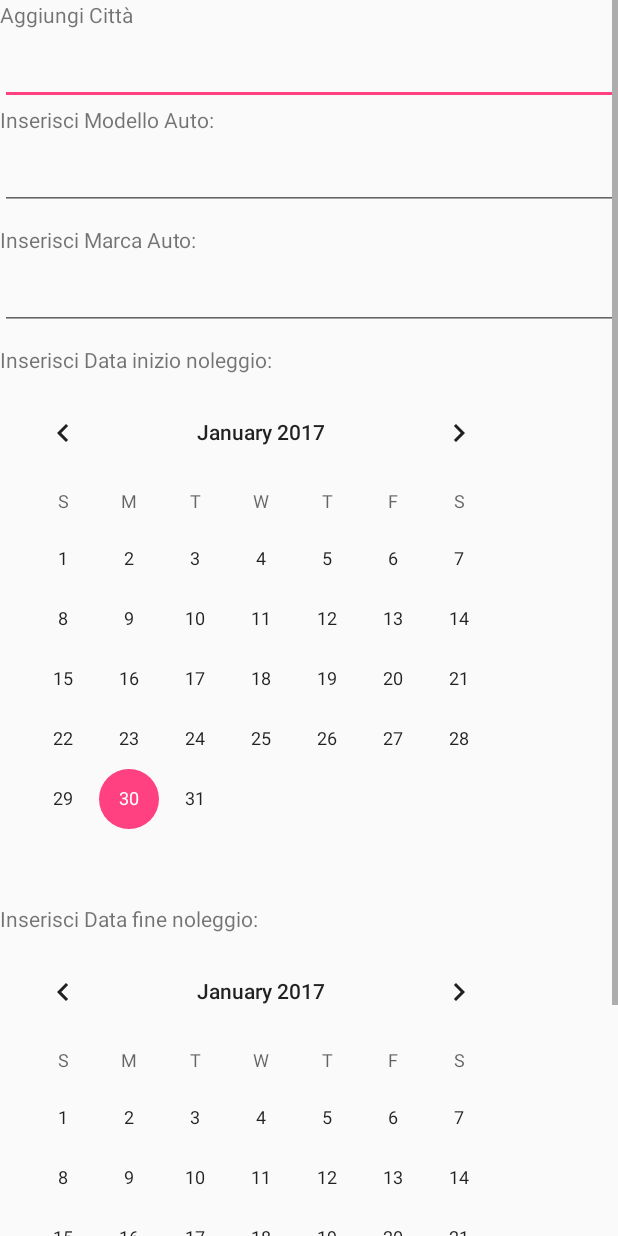
After one commit to Panarelli/RentMyCar, an Android app: the OfferActivity screen opened directly, with no data from a screen before it, on a phone screen of 412 x 824 dp. The commit adds this screen. Run offline under Robolectric (Android 15) with nearby library versions, the phone set to English and light mode, and no system bars.

Commit message:
Quasi finito layout

```diff
--- a/app/build.gradle
+++ b/app/build.gradle
@@ -2,7 +2,7 @@ apply plugin: 'com.android.application'
 
 android {
     compileSdkVersion 25
-    buildToolsVersion "25.1.0"
+    buildToolsVersion "25.0.2"
     defaultConfig {
         applicationId "android.vm.rentmycar"
         minSdkVersion 21
@@ -25,6 +25,7 @@ dependencies {
         exclude group: 'com.android.support', module: 'support-annotations'
     })
     compile 'com.android.support:appcompat-v7:25.1.0'
+
     testCompile 'junit:junit:4.12'
     compile 'com.google.android.gms:play-services-appindexing:8.4.0'
 }
--- a/app/src/main/AndroidManifest.xml
+++ b/app/src/main/AndroidManifest.xml
@@ -26,6 +26,8 @@
         <activity android:name=".RegistratiActivity"></activity>
         <activity android:name=".HomeActivity"></activity>
         <activity android:name=".SearchActivity"></activity>
+        <activity android:name=".OfferActivity"></activity>
+        <activity android:name=".ShowCars"></activity>
 
 
     </application>
--- /dev/null
+++ b/app/src/main/java/android/vm/rentmycar/OfferActivity.java
@@ -0,0 +1,51 @@
+package android.vm.rentmycar;
+
+import android.app.Activity;
+import android.content.Intent;
+import android.os.Bundle;
+import android.view.View;
+import android.widget.Button;
+import android.widget.CalendarView;
+import android.widget.EditText;
+
+import java.util.ArrayList;
+import java.util.Date;
+
+/**
+ * Created by panar on 28/01/2017.
+ */
+
+public class OfferActivity extends Activity {
+    Button inserisciAuto;
+    Activity activity=this;
+    ArrayList<String> cities;
+
+    protected void onCreate(Bundle savedInstanceState) {
+        super.onCreate(savedInstanceState);
+        setContentView(R.layout.activity_offer);
+
+      /*  Date currentdate= new Date();
+        int giorno=currentdate.getDay();
+        int mese= currentdate.getMonth();
+        int anno= currentdate.getYear();
+        String d=""+giorno+mese+anno;
+        long datacorrente= Long.parseLong(d);
+        CalendarView simpleCalendarView = (CalendarView) findViewById(R.id.cv_datainizionoleggio);
+        simpleCalendarView.setMinDate(datacorrente);*/
+        inserisciAuto = (Button) findViewById(R.id.bt_inserisciauto);
+        inserisciAuto.setOnClickListener(new View.OnClickListener() {
+            @Override
+            public void onClick(View view) {
+                cities= new ArrayList<String>();
+                EditText chosecity = (EditText) findViewById(R.id.etaggiungicitta);
+                String s= ""+chosecity.getText();
+                cities.add(s);
+                for(int i=0;i<cities.size();i++){
+                    System.out.println(cities.get(i));
+                }
+
+
+            }
+        });
+    }
+}
--- a/app/src/main/java/android/vm/rentmycar/RegistratiActivity.java
+++ b/app/src/main/java/android/vm/rentmycar/RegistratiActivity.java
@@ -2,7 +2,6 @@ package android.vm.rentmycar;
 
 import android.app.Activity;
 import android.content.Intent;
-import android.support.v7.app.AppCompatActivity;
 import android.os.Bundle;
 import android.widget.TextView;
 
--- /dev/null
+++ b/app/src/main/res/layout/activity_offer.xml
@@ -0,0 +1,106 @@
+<?xml version="1.0" encoding="utf-8"?>
+<ScrollView
+
+    xmlns:android="http://schemas.android.com/apk/res/android"
+    android:layout_width="match_parent"
+    android:layout_height="match_parent"
+    android:fillViewport="true">
+
+<LinearLayout xmlns:android="http://schemas.android.com/apk/res/android"
+    android:orientation="vertical" android:layout_width="match_parent"
+    android:layout_height="match_parent">
+
+    <TextView
+        android:id="@+id/tvaggiungicitta"
+        android:text="@string/citta"
+        android:layout_width="wrap_content"
+        android:layout_height="wrap_content"
+        android:layout_centerHorizontal="true"
+        />
+    <EditText
+        android:id="@+id/etaggiungicitta"
+        android:layout_width="match_parent"
+        android:layout_height="wrap_content"
+        android:layout_marginTop="5dp"
+        android:layout_below="@+id/tvaggiungicitta"
+        android:layout_alignParentStart="true"
+        />
+    <TextView
+        android:id="@+id/tvmodelloAuto"
+        android:text="@string/modello_auto"
+        android:layout_width="wrap_content"
+        android:layout_height="wrap_content"
+        android:layout_centerHorizontal="true"
+        />
+    <EditText
+        android:id="@+id/etmodelloAuto"
+        android:layout_width="match_parent"
+        android:layout_height="wrap_content"
+        android:layout_marginTop="5dp"
+        android:layout_below="@+id/tvmodelloAuto"
+        android:layout_alignParentStart="true"
+        />
+
+    <TextView
+        android:id="@+id/tvmarca_auto"
+        android:text="@string/marca_auto"
+        android:layout_width="wrap_content"
+        android:layout_height="wrap_content"
+        android:layout_below="@+id/etmodelloAuto"
+        android:layout_centerHorizontal="true"
+        android:layout_marginTop="10dp"
+        />
+    <EditText
+        android:id="@+id/et_marcaAuto"
+        android:layout_width="match_parent"
+        android:layout_height="wrap_content"
+        android:layout_below="@id/tvmarca_auto"
+        android:layout_marginTop="5dp"
+        />
+
+    <TextView
+        android:id="@+id/tvdatainizionoleggio"
+        android:text="@string/datainizionoleggio"
+        android:layout_width="wrap_content"
+        android:layout_height="wrap_content"
+        android:layout_below="@+id/et_marcaAuto"
+        android:layout_centerHorizontal="true"
+        android:layout_marginTop="10dp"
+        />
+    <CalendarView
+        android:id="@+id/cv_datainizionoleggio"
+        android:layout_width="wrap_content"
+        android:layout_height="wrap_content"
+        android:layout_below="@+id/tvdatainizionoleggio"
+        android:layout_marginTop="5dp"
+        />
+
+    <TextView
+        android:id="@+id/tvdatafinenoleggio"
+        android:text="@string/datafinenoleggio"
+        android:layout_width="wrap_content"
+        android:layout_height="wrap_content"
+        android:layout_below="@+id/cv_datainizionoleggio"
+        android:layout_centerHorizontal="true"
+        android:layout_marginTop="10dp"
+        />
+    <CalendarView
+        android:id="@+id/cv_datafinenoleggio"
+        android:layout_width="wrap_content"
+        android:layout_height="wrap_content"
+        android:layout_below="@+id/tvdatafinenoleggio"
+        android:layout_marginTop="5dp"
+        />
+
+    <Button
+        android:layout_width="match_parent"
+        android:layout_height="wrap_content"
+        android:id="@+id/bt_inserisciauto"
+        android:text="@string/inserisciAuto"/>
+
+
+
+
+</LinearLayout>
+
+    </ScrollView>
--- a/app/src/main/res/values/strings.xml
+++ b/app/src/main/res/values/strings.xml
@@ -19,4 +19,13 @@
     <string name="cf_reg">CF:</string>
     <string name="telefono_reg">Telefono:</string>
     <string name="numPatente_reg">Numero Patente:</string>
+    <string name="modello_auto">Inserisci Modello Auto:</string>
+    <string name="marca_auto">Inserisci Marca Auto:</string>
+    <string name="posti_auto">Inserisci Numero Posti Auto:</string>
+    <string name="datainizionoleggio">Inserisci Data inizio noleggio:</string>
+    <string name="datafinenoleggio">Inserisci Data fine noleggio:</string>
+    <string name="cerca">Cerca</string>
+    <string name="citta">Aggiungi Città</string>
+    <string name="inserisciAuto">Inserisci Auto</string>
+
 </resources>
```
Also changed, not shown: app/src/main/java/android/vm/rentmycar/Automobile.java (added, +12 -0 lines), app/src/main/java/android/vm/rentmycar/HomeActivity.java (+11 -1 lines), app/src/main/java/android/vm/rentmycar/MainActivity.java (+10 -1 lines), app/src/main/java/android/vm/rentmycar/SearchActivity.java (+25 -2 lines), app/src/main/java/android/vm/rentmycar/ShowCars.java (added, +14 -0 lines), app/src/main/res/layout/activity_search.xml (+10 -0 lines), app/src/main/java/android/vm/rentmycar/AutomobileAdapter.java (added).
